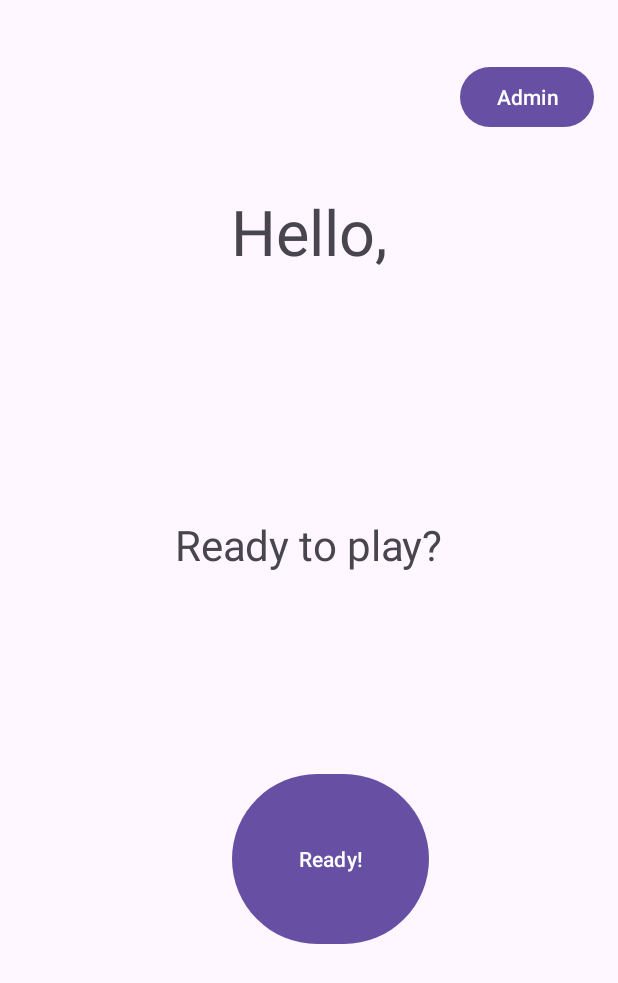
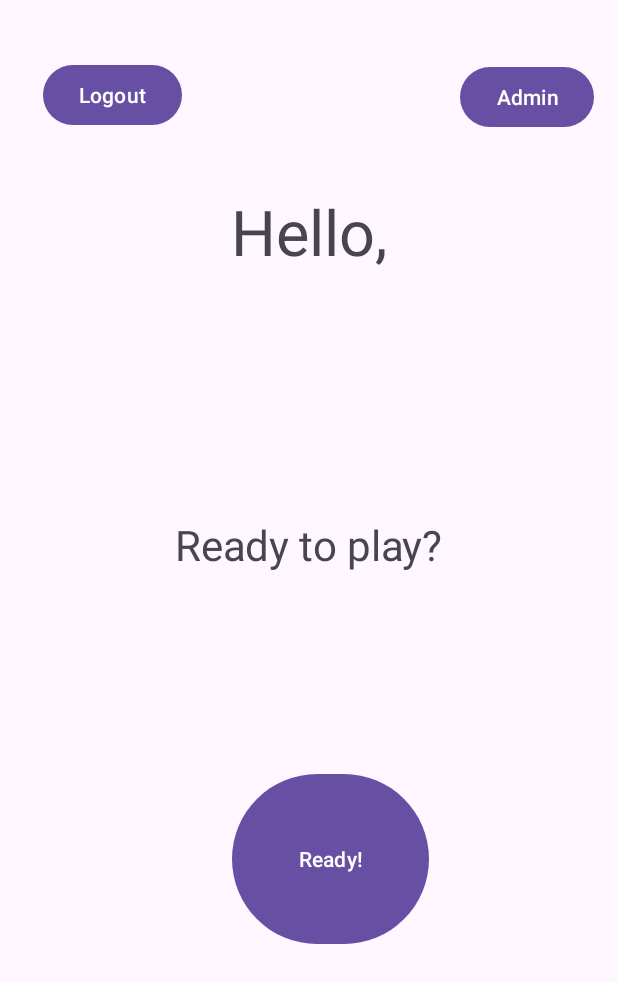
Before and after one commit to aavila10/Trivia_App, an Android app: the layout activity_landing_page.xml on its own in the app's theme, with its tools: preview values and no code run, on a phone screen of 412 x 824 dp. Shown: the top 983 px of the screen. Run offline under Robolectric (Android 15) with nearby library versions, the phone set to English and light mode, and no system bars.

```diff
--- a/app/src/main/java/com/example/trivia_app/UserDao.java
+++ b/app/src/main/java/com/example/trivia_app/UserDao.java
@@ -1,4 +1,5 @@
 package com.example.trivia_app;
+
 
 import androidx.room.Dao;
 import androidx.room.Database;
@@ -7,7 +8,7 @@ import androidx.room.Insert;
 import androidx.room.Query;
 import androidx.room.Update;
 
-
+import java.util.List;
 
 
 @Dao
@@ -22,6 +23,9 @@ public interface UserDao {
     void update(User... user);
 
 
+    @Query("SELECT * FROM " + AppDatabase.USER_TABLE)
+    List<User> getAllUsers();
+
     @Query("SELECT * FROM " + AppDatabase.USER_TABLE + " WHERE mUserName = :username")
     User getUserByUsername(String username);
 
--- a/app/src/main/res/layout/activity_landing_page.xml
+++ b/app/src/main/res/layout/activity_landing_page.xml
@@ -54,4 +54,16 @@
         app:layout_constraintStart_toStartOf="parent"
         app:layout_constraintTop_toBottomOf="@+id/textView4"
         app:layout_constraintVertical_bias="0.423" />
+
+    <Button
+        android:id="@+id/logOutButton"
+        android:layout_width="wrap_content"
+        android:layout_height="wrap_content"
+        android:text="@string/Logout1"
+        app:layout_constraintBottom_toBottomOf="parent"
+        app:layout_constraintEnd_toStartOf="@+id/button3"
+        app:layout_constraintHorizontal_bias="0.134"
+        app:layout_constraintStart_toStartOf="parent"
+        app:layout_constraintTop_toTopOf="parent"
+        app:layout_constraintVertical_bias="0.051" />
 </androidx.constraintlayout.widget.ConstraintLayout>
--- a/app/src/main/res/layout/activity_login_page.xml
+++ b/app/src/main/res/layout/activity_login_page.xml
@@ -67,10 +67,10 @@
         android:layout_marginTop="88dp"
         app:layout_constraintBottom_toBottomOf="parent"
         app:layout_constraintEnd_toEndOf="parent"
-        app:layout_constraintHorizontal_bias="0.0"
+        app:layout_constraintHorizontal_bias="0.233"
         app:layout_constraintStart_toStartOf="parent"
         app:layout_constraintTop_toTopOf="@+id/gameNameTextView"
-        app:layout_constraintVertical_bias="0.418"
+        app:layout_constraintVertical_bias="0.097"
         tools:srcCompat="@tools:sample/backgrounds/scenic" />
 
 </androidx.constraintlayout.widget.ConstraintLayout>
--- a/app/src/main/res/layout/sw_q3.xml
+++ b/app/src/main/res/layout/sw_q3.xml
@@ -13,10 +13,10 @@
         android:textSize="48sp"
         app:layout_constraintBottom_toBottomOf="parent"
         app:layout_constraintEnd_toEndOf="parent"
-        app:layout_constraintHorizontal_bias="0.499"
+        app:layout_constraintHorizontal_bias="0.614"
         app:layout_constraintStart_toStartOf="parent"
         app:layout_constraintTop_toTopOf="parent"
-        app:layout_constraintVertical_bias="0.136" />
+        app:layout_constraintVertical_bias="0.094" />
 
     <ImageView
         android:id="@+id/imageView2"
--- a/app/src/main/res/values/strings.xml
+++ b/app/src/main/res/values/strings.xml
@@ -8,4 +8,8 @@
     <string name="hello">Hello,</string>
     <string name="ready_to_play">Ready to play?</string>
     <string name="ready">Ready!</string>
+    <string name="logout" />
+    <string name="yes" />
+    <string name="no" />
+    <string name="Logout1">Logout</string>
 </resources>
```
Also changed, not shown: app/src/main/java/com/example/trivia_app/AppDatabase.java (+18 -0 lines), app/src/main/java/com/example/trivia_app/LandingPage.java (+87 -0 lines), app/src/main/java/com/example/trivia_app/User.java (+6 -2 lines).
